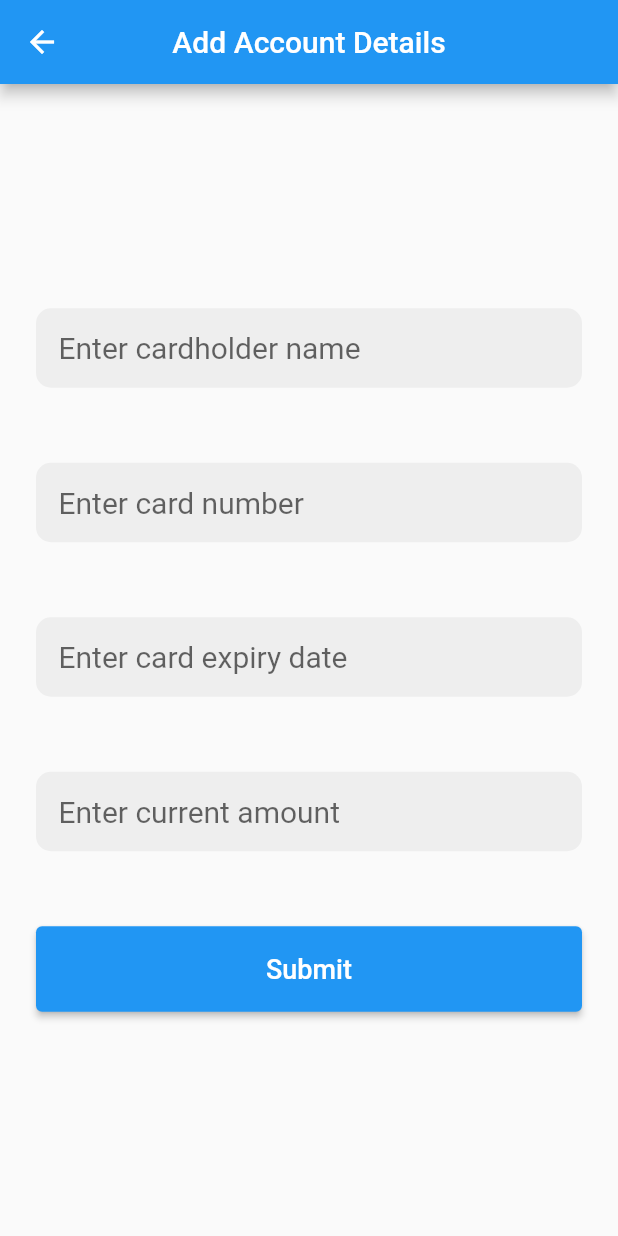
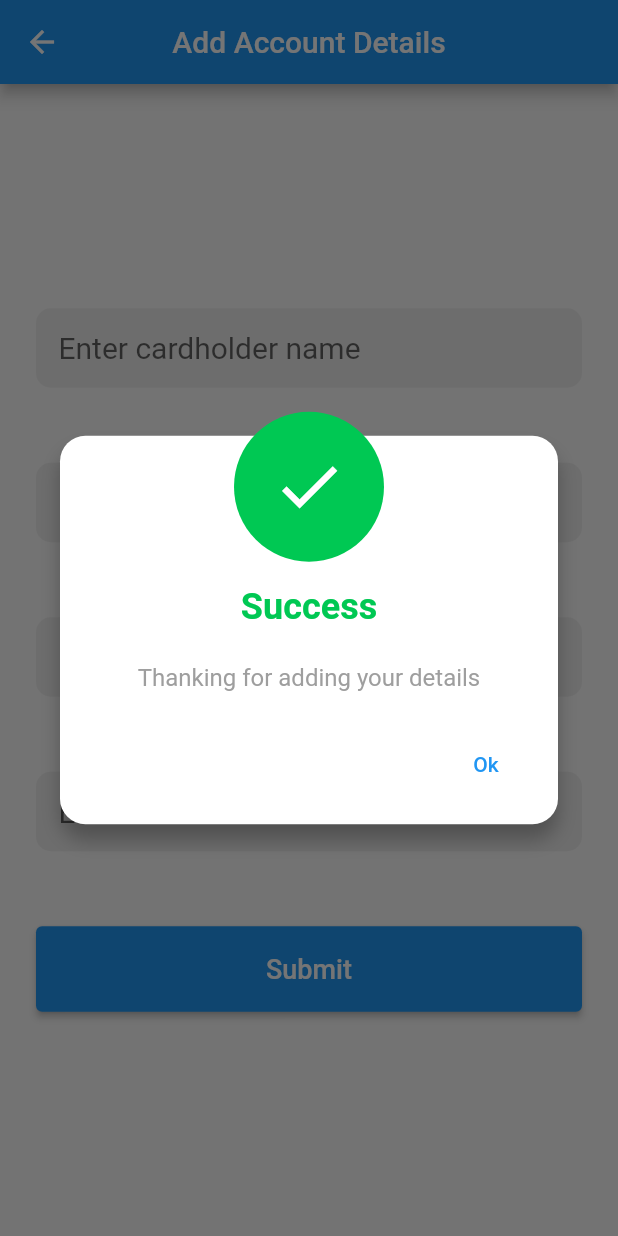
Before and after one commit to m7hamed-dev/bank_ui_moh_dev, a Flutter app: the AddCardDetails screen opened directly, after a tap on "Submit", on a phone screen of 412 x 824 dp. Run offline on Flutter 3.47's test engine with Material 2 defaults, Android fonts, the phone set to English and light mode, and no system bars; our stand-ins replace flutter_svg, shared_preferences, sqflite; accounts and stored records are empty.

Commit message:
add some featured

```diff
--- a/lib/components/card/atmCard.dart
+++ b/lib/components/card/atmCard.dart
@@ -10,7 +10,7 @@ class UserATMCard extends StatefulWidget {
   UserATMCard({
     Key? key,
     required this.cardNumber,
-   required this.cardHolderName,
+    required this.cardHolderName,
     required this.totalAmount,
     required this.cardExpiryDate,
     required this.gradientColor,
@@ -28,6 +28,7 @@ class _UserATMCardState extends State<UserATMCard> {
       height: 199,
       width: 344,
       decoration: BoxDecoration(
+          // color: Colors.red,
           gradient: widget.gradientColor,
           borderRadius: BorderRadius.all(
             Radius.circular(28),
--- a/lib/database/local_storage.dart
+++ b/lib/database/local_storage.dart
@@ -1,3 +1,35 @@
-class local_storage {
+import 'package:shared_preferences/shared_preferences.dart';
 
+class LocalStorage {
+  // consturcotr
+  LocalStorage() {
+    init();
+  }
+  // all keys
+  static String firstTimeKEY = 'isFirstTime';
+  // obj of shared
+  static late SharedPreferences _prefs;
+  // init
+  static Future<void> init() async {
+    _prefs = await SharedPreferences.getInstance();
+    // print('isFirstTime = ${isFirstTime()}');
+  }
+
+  /// onboarding screen
+  static void setFirstTime(bool value) {
+    _prefs.setBool(firstTimeKEY, value);
+  }
+
+  static bool isFirstTime() {
+    return _prefs.getBool(firstTimeKEY) ?? true;
+  }
+
+  /// card bank
+  static void setNewCardID(int value) {
+    _prefs.setInt('CardIDKEY', value);
+  }
+
+  static int getLastCardID() {
+    return _prefs.getInt('CardIDKEY') ?? 1;
+  }
 }
--- a/lib/screens/addCardDetails.dart
+++ b/lib/screens/addCardDetails.dart
@@ -1,7 +1,11 @@
+import 'dart:math';
+
 import 'package:bank_ui_moh_dev/components/customeDialog/customeDialog.dart';
 import 'package:bank_ui_moh_dev/components/textfield/customeTextField.dart';
 import 'package:bank_ui_moh_dev/database/databaseHelper.dart';
+import 'package:bank_ui_moh_dev/database/local_storage.dart';
 import 'package:bank_ui_moh_dev/model/userData.dart';
+import 'package:bank_ui_moh_dev/tools/push.dart';
 import 'package:flutter/material.dart';
 
 import 'homeScreen.dart';
@@ -12,12 +16,31 @@ class AddCardDetails extends StatefulWidget {
 }
 
 class _AddCardDetailsState extends State<AddCardDetails> {
-  late String cardHolderName;
-  late String cardNumber;
-  late String cardExpiry;
-  late double currentBalance;
+  String cardHolderName = '';
+  String cardNumber = '';
+  String cardExpiry = '';
+  double currentBalance = 0.0;
 
   DatabaseHelper _dbhelper = DatabaseHelper();
+  int _lastID = 0;
+  void _getLastID() {
+    if (!mounted) {
+      return;
+    }
+    _lastID = LocalStorage.getLastCardID();
+    if (_lastID == 1) {
+      _lastID++;
+      setState(() {});
+    }
+    debugPrint('_lastID = $_lastID');
+    setState(() {});
+  }
+
+  @override
+  void initState() {
+    super.initState();
+    _getLastID();
+  }
 
   @override
   Widget build(BuildContext context) {
@@ -57,54 +80,48 @@ class _AddCardDetailsState extends State<AddCardDetails> {
                           {currentBalance = double.parse(value)},
                       keyboardTypeNumber: true,
                     ),
-                    Container(
+                    SizedBox(
                       width: double.infinity,
                       child: ElevatedButton(
                         onPressed: () async {
-                          if (cardHolderName != null &&
-                              cardNumber != null &&
-                              cardExpiry != null &&
-                              currentBalance != null) {
+                          // if (cardHolderName.isEmpty &&
+                          //     cardNumber.isEmpty &&
+                          //     cardExpiry.isEmpty &&
+                          //     currentBalance == 0.0) {
+                          //
                           UserData _userData = UserData(
-                              id: 1,
+                            id: _lastID,
                             userName: cardHolderName,
                             cardNumber: cardNumber,
                             cardExpiry: cardExpiry,
                             totalAmount: currentBalance,
                           );
-
                           await _dbhelper.insertUserDetails(_userData);
+                          LocalStorage.setNewCardID(_lastID);
 
                           showDialog(
                               context: context,
                               builder: (context) {
                                 return CustomDialog(
                                   onPressed: () {
-                                      Navigator.push(
-                                              context,
-                                              MaterialPageRoute(
-                                                  builder: (context) =>
-                                                      HomeScreen()))
-                                          .then((value) => {});
+                                    Push.toPage(context, const HomeScreen());
                                   },
                                   title: "Success",
                                   isSuccess: true,
                                   description:
                                       "Thanking for adding your details",
                                   buttonText: "Ok",
-                                    addIcon: Icon(
+                                  addIcon: const Icon(
                                     Icons.check,
                                     color: Colors.white,
                                     size: 50,
                                   ),
                                 );
                               });
-                          } else {
-                            print("Fail to insert");
-                          }
+                          // }
                         },
-                        child: Padding(
-                          padding: const EdgeInsets.all(18.0),
+                        child: const Padding(
+                          padding: EdgeInsets.all(18.0),
                           child: Text(
                             "Submit",
                             style: TextStyle(
--- a/lib/screens/payment.dart
+++ b/lib/screens/payment.dart
@@ -43,7 +43,7 @@ class _PaymentState extends State<Payment> {
         elevation: 0,
         iconTheme: IconThemeData(color: Colors.black),
       ),
-      body: Column(
+      body: ListView(
         children: [
           Container(
             width: double.infinity,
--- a/lib/screens/transferMoney.dart
+++ b/lib/screens/transferMoney.dart
@@ -37,7 +37,7 @@ class _TransferMoneyState extends State<TransferMoney> {
         title: Text("Transfer Money"),
       ),
       body: SingleChildScrollView(
-        physics: BouncingScrollPhysics(),
+        physics: const BouncingScrollPhysics(),
         child: Column(
           children: [
             Padding(
```
Also changed, not shown: lib/main.dart (+20 -12 lines), lib/screens/homeScreen.dart (+5 -4 lines), lib/screens/screen_onboard.dart (+13 -10 lines). Lines whose indentation alone changed are shown as unchanged.
